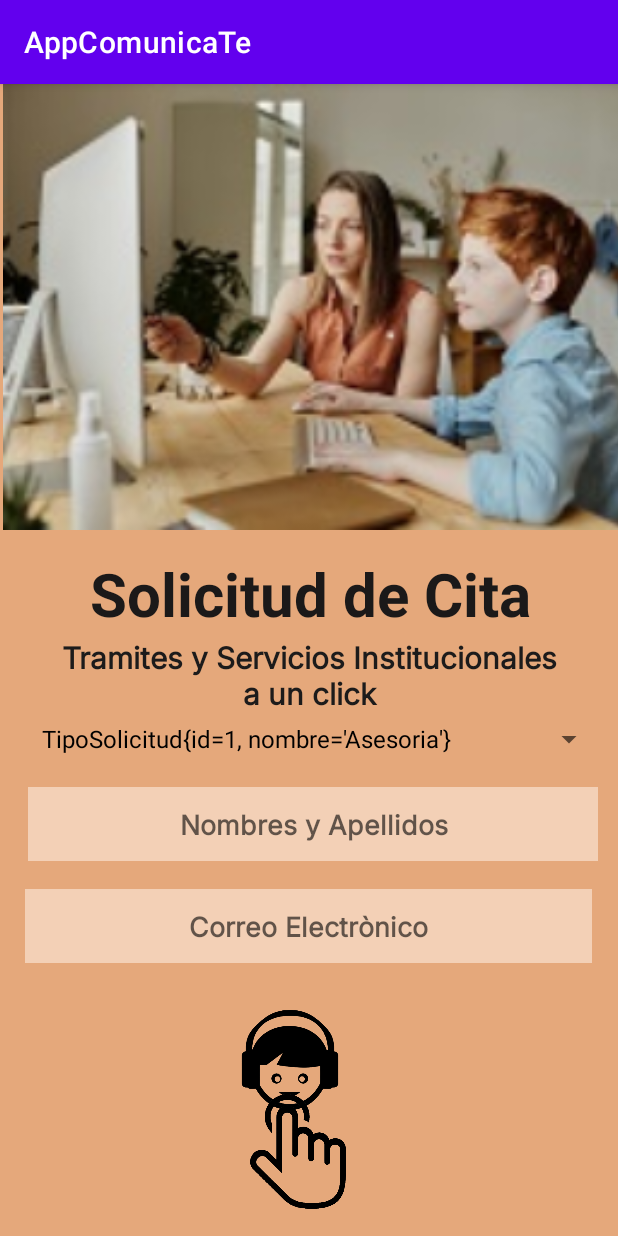
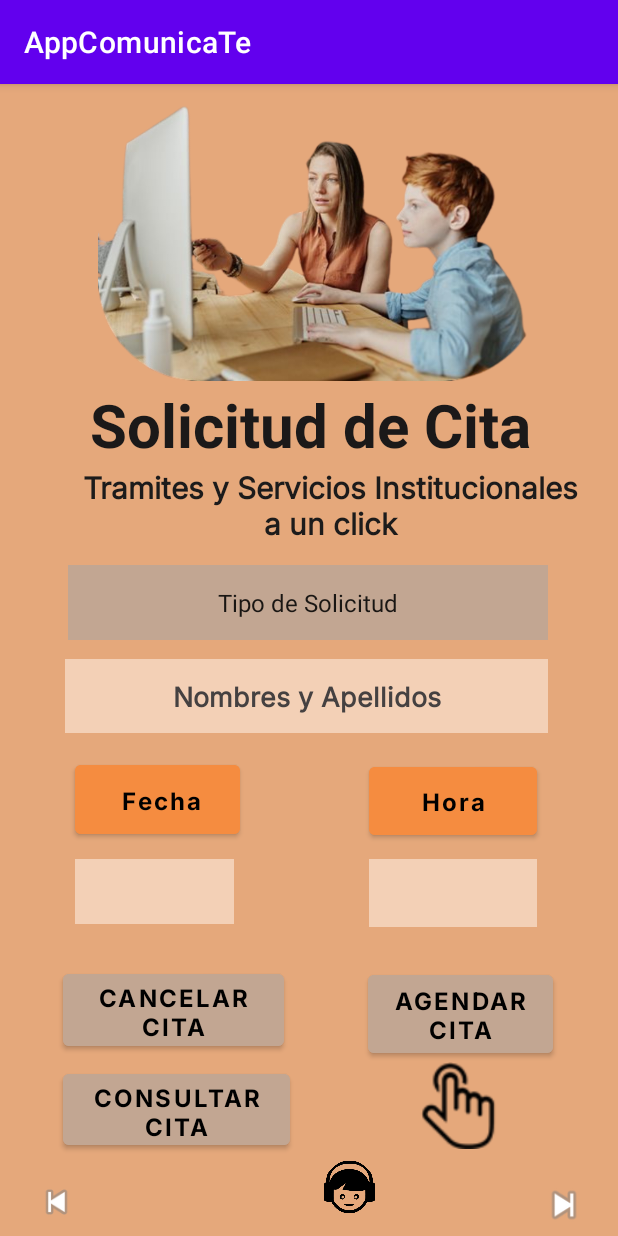
Before and after one commit to sectario/AppComunicaTe, an Android app: the SolicituddeCitas screen opened directly, with no data from a screen before it, on a phone screen of 412 x 824 dp. Run offline under Robolectric (Android 15) with nearby library versions, the phone set to English and light mode, and no system bars.

Commit message:
Vista SolicituddeCitas.java Version2

```diff
--- a/app/src/main/AndroidManifest.xml
+++ b/app/src/main/AndroidManifest.xml
@@ -3,6 +3,7 @@
     xmlns:tools="http://schemas.android.com/tools"
     package="com.sectario.appcomunicate">
 
+    <uses-permission android:name="android.permission.INTERNET"/>
     <application
         android:allowBackup="true"
         android:dataExtractionRules="@xml/data_extraction_rules"
@@ -13,6 +14,10 @@
         android:supportsRtl="true"
         android:theme="@style/Theme.AppComunicaTe"
         tools:targetApi="31">
+
+
+
+
 
         <activity
             android:name=".Register"
--- a/app/src/main/java/com/sectario/appcomunicate/Calendar.java
+++ b/app/src/main/java/com/sectario/appcomunicate/Calendar.java
@@ -7,7 +7,6 @@ import android.widget.CalendarView;
 
 public class Calendar extends AppCompatActivity {
 
-
     @Override
     protected void onCreate(Bundle savedInstanceState) {
         super.onCreate(savedInstanceState);
--- a/app/src/main/java/com/sectario/appcomunicate/SolicituddeCitas.java
+++ b/app/src/main/java/com/sectario/appcomunicate/SolicituddeCitas.java
@@ -1,37 +1,244 @@
 package com.sectario.appcomunicate;
+
+import android.app.DatePickerDialog;
+import android.app.TimePickerDialog;
+import android.content.Intent;
+import android.graphics.Color;
+import android.graphics.drawable.ColorDrawable;
+import android.os.Bundle;
+import android.view.View;
+import android.widget.ArrayAdapter;
+import android.widget.Button;
+import android.widget.DatePicker;
+import android.widget.EditText;
+import android.widget.ImageView;
+import android.widget.Spinner;
+import android.widget.SpinnerAdapter;
+import android.widget.TextView;
+import android.widget.TimePicker;
+import android.widget.Toast;
 
 import androidx.appcompat.app.AppCompatActivity;
 
-import android.os.Bundle;
-import android.widget.ArrayAdapter;
-import android.widget.Spinner;
+import com.sectario.appcomunicate.agendarcita.Cita;
+import com.sectario.appcomunicate.interfaz.Citaapi;
 
-import java.util.ArrayList;
+import java.util.Calendar;
+
+
+import retrofit2.Call;
+import retrofit2.Callback;
+import retrofit2.Response;
+import retrofit2.Retrofit;
+import retrofit2.converter.gson.GsonConverterFactory;
 
 public class SolicituddeCitas extends AppCompatActivity {
 
-    Spinner spinner;
+    Spinner combo_tiposolicitud;
+    EditText edtxPersonName;
+    TextView tvfecha;
+    TextView tvhora;
+    Button btnAgendarCita;
+    Button btnCancelarCita;
+    Button btnConsultarCita;
+    ImageView ivprevius;
+    ImageView ivnext;
 
     @Override
     protected void onCreate(Bundle savedInstanceState) {
         super.onCreate(savedInstanceState);
         setContentView(R.layout.activity_solicitudde_citas);
-        spinner = findViewById(R.id.spinner);
 
-        ArrayList<TipoSolicitud> tipoSolicitud = new ArrayList<>();
-        TipoSolicitud t1=new TipoSolicitud();
-        t1.setId(1);
-        t1.setNombre("Asesoria");
-        tipoSolicitud.add(t1);
+        combo_tiposolicitud = findViewById(R.id.idSpinnerTiposolicitud);
 
-        TipoSolicitud t2=new TipoSolicitud();
-        t2.setId(2);
-        t2.setNombre("Matricula");
-        tipoSolicitud.add(t2);
+        ArrayAdapter<CharSequence> adapter = ArrayAdapter.createFromResource(this,R.array.combo_tiposolicitud, android.R.layout.simple_spinner_item);
+        combo_tiposolicitud.setAdapter(adapter);
 
-        ArrayAdapter<TipoSolicitud> adapter = new ArrayAdapter<>(this, androidx.appcompat.R.layout.support_simple_spinner_dropdown_item,tipoSolicitud);
+        edtxPersonName = findViewById(R.id.edtxPersonName);
+        tvfecha = findViewById(R.id.tvfecha);
+        tvhora = findViewById(R.id.tvhora);
+        btnAgendarCita = findViewById(R.id.btnAgendarCita);
+        btnCancelarCita = findViewById(R.id.btnCancelarCita);
+        btnConsultarCita = findViewById(R.id.btnConsultarCita);
+        ivprevius = findViewById(R.id.ivprevius);
+        ivnext = findViewById(R.id.ivnext);
 
-        spinner.setAdapter(adapter);
+        Intent i = new Intent(this, InformationActivity.class);
+        ivprevius.setOnClickListener(view -> startActivity(i));
+
+        Intent in = new Intent(this, Calendar.class);
+        ivnext.setOnClickListener(view -> startActivity(i));
+
+
+        btnAgendarCita.setOnClickListener(new View.OnClickListener() {
+            @Override
+            public void onClick(View view) {
+                String id= edtxPersonName.getText().toString();
+                String tiposolicitud = combo_tiposolicitud.getSelectedItem().toString();
+                String nombresyapellidos = edtxPersonName.getText().toString();
+                String fechasolicitud = tvfecha.getText().toString();
+                String horasolicitud = tvhora.getText().toString();
+                Cita c= new Cita(nombresyapellidos,tiposolicitud, fechasolicitud,horasolicitud);
+                agendarcita(c);
+            }
+
+        });
+        btnConsultarCita.setOnClickListener(new View.OnClickListener() {
+            @Override
+            public void onClick(View view) {
+                buscarPorId(Integer.parseInt(edtxPersonName.getText().toString()));
+
+            }
+        });
+        btnCancelarCita.setOnClickListener(new View.OnClickListener() {
+            @Override
+            public void onClick(View view) {
+                eliminar(Integer.parseInt(edtxPersonName.getText().toString()));
+            }
+        });
+    }
+
+    public void agendarcita(Cita c){
+
+        Retrofit retrofit = new Retrofit.Builder().baseUrl("https://appcomunicate-4d969-default-rtdb.firebaseio.com/").addConverterFactory(GsonConverterFactory.create()).build();
+        Citaapi citaapi = retrofit.create(Citaapi.class);
+        Call<Cita> call = citaapi.save(c);
+
+        call.enqueue(new Callback<Cita>() {
+            @Override
+            public void onResponse(Call<Cita> call, Response<Cita> response) {
+
+                try {
+                    if (response.isSuccessful()) {
+
+                        Toast.makeText(SolicituddeCitas.this, "Cita Agendada", Toast.LENGTH_SHORT).show();
+                        limpiarCampos();
+
+                    }
+                }
+                catch (Exception e){
+
+                    Toast.makeText(SolicituddeCitas.this, "Error: "+e.getMessage(), Toast.LENGTH_SHORT).show();
+                }
+
+
+            }
+
+            @Override
+            public void onFailure(Call<Cita> call, Throwable t) {
+                Toast.makeText(SolicituddeCitas.this, "No conecta servicio", Toast.LENGTH_SHORT).show();
+            }
+        });
+    }
+
+    public void buscarPorId(Integer id) {
+
+        Retrofit retrofit = new Retrofit.Builder().baseUrl("http://150.136.144.25:8080/adoptacan/").addConverterFactory(GsonConverterFactory.create()).build();
+
+        Citaapi citaapi = retrofit.create(Citaapi.class);
+        Call<Cita> call = citaapi.find(id);
+        call.enqueue(new Callback<Cita>() {
+            @Override
+            public void onResponse(Call<Cita> call, Response<Cita> response) {
+
+                try {
+                    if (response.isSuccessful()) {
+                        Cita cita = response.body();
+                        edtxPersonName.setText(cita.getNombresyapellidos());
+                        ArrayAdapter<CharSequence> adapter = ArrayAdapter.createFromResource(SolicituddeCitas.this,R.array.combo_tiposolicitud, android.R.layout.simple_spinner_item);
+                        combo_tiposolicitud.setAdapter(adapter);
+                        tvfecha.setText(cita.getFechasolicitud());
+                        tvhora.setText(cita.getHorasolicitud());
+
+                    }
+                } catch (Exception e) {
+
+                    Toast.makeText(SolicituddeCitas.this, "No hay cita agendada", Toast.LENGTH_SHORT).show();
+                }
+            }
+
+            @Override
+            public void onFailure(Call<Cita> call, Throwable t) {
+
+            }
+        });
+    }
+
+    public void eliminar(Integer id) {
+
+        Retrofit retrofit = new Retrofit.Builder().baseUrl("http://150.136.144.25:8080/adoptacan/").addConverterFactory(GsonConverterFactory.create()).build();
+
+        Citaapi citaapi = retrofit.create(Citaapi.class);
+        Call<Void> call = citaapi.delete(id);
+        call.enqueue(new Callback<Void>() {
+            @Override
+            public void onResponse(Call<Void> call, Response<Void> response) {
+
+                try {
+                    if (response.isSuccessful()) {
+
+                        Toast.makeText(SolicituddeCitas.this, "Cita Eliminada", Toast.LENGTH_SHORT).show();
+                        limpiarCampos();
+
+                    }
+                } catch (Exception e) {
+
+                    Toast.makeText(SolicituddeCitas.this, "No se encontro cita agendada", Toast.LENGTH_SHORT).show();
+                }
+            }
+
+            @Override
+            public void onFailure(Call<Void> call, Throwable t) {
+
+            }
+        });
+    }
+
+
+    public void limpiarCampos(){
+
+        edtxPersonName.setText("");
+        combo_tiposolicitud.setAdapter(null);
+        tvfecha.setText("");
+        tvhora.setText("");
 
     }
+
+    public void seleccionarFecha(View view) {
+
+        java.util.Calendar cal = java.util.Calendar.getInstance();
+        int anio = cal.get(java.util.Calendar.YEAR);
+        int mes = cal.get(java.util.Calendar.MONTH);
+        int dia = cal.get(java.util.Calendar.DAY_OF_MONTH);
+
+        DatePickerDialog dpd = new DatePickerDialog(SolicituddeCitas.this, R.style.DialogTheme,new DatePickerDialog.OnDateSetListener() {
+            @Override
+            public void onDateSet(DatePicker datePicker, int i, int i1, int i2) {
+
+                String fecha = i2 + "/" + i1 + "/" + i;
+                tvfecha.setText(fecha);
+
+            }
+        } , 2022, mes, dia); dpd.getWindow().setBackgroundDrawable(new ColorDrawable(Color.rgb(229,168,123)));
+        dpd.show();
+
+    }
+
+    public void seleccionarHora(View view) {
+        Calendar c = Calendar.getInstance();
+        int hora = c.get(Calendar.HOUR_OF_DAY);
+        int min  = c.get(Calendar.MINUTE);
+
+        TimePickerDialog tmd = new TimePickerDialog(SolicituddeCitas.this,R.style.DialogTheme, new TimePickerDialog.OnTimeSetListener() {
+            @Override
+            public void onTimeSet(TimePicker timePicker, int i, int i1) {
+                tvhora.setText( i + ":" + i1);
+
+            }
+        },0, 0,false);tmd.getWindow().setBackgroundDrawable(new ColorDrawable(Color.rgb(229,168,123)));
+        tmd.show();
+    }
+
+
+
 }
--- a/app/src/main/java/com/sectario/appcomunicate/TipoSolicitud.java
+++ /dev/null
@@ -1,39 +0,0 @@
-package com.sectario.appcomunicate;
-
-public class TipoSolicitud {
-
-    private Integer id;
-    private String nombre;
-
-    public TipoSolicitud(Integer id, String nombre) {
-        this.id = id;
-        this.nombre = nombre;
-    }
-
-    public TipoSolicitud() {
-    }
-
-    public Integer getId() {
-        return id;
-    }
-
-    public void setId(Integer id) {
-        this.id = id;
-    }
-
-    public String getNombre() {
-        return nombre;
-    }
-
-    public void setNombre(String nombre) {
-        this.nombre = nombre;
-    }
-
-    @Override
-    public String toString() {
-        return "TipoSolicitud{" +
-                "id=" + id +
-                ", nombre='" + nombre + '\'' +
-                '}';
-    }
-}
--- /dev/null
+++ b/app/src/main/java/com/sectario/appcomunicate/interfaz/Citaapi.java
@@ -0,0 +1,23 @@
+package com.sectario.appcomunicate.interfaz;
+
+
+import com.sectario.appcomunicate.agendarcita.Cita;
+
+import retrofit2.Call;
+import retrofit2.http.Body;
+import retrofit2.http.DELETE;
+import retrofit2.http.GET;
+import retrofit2.http.POST;
+import retrofit2.http.Path;
+
+public interface Citaapi {
+    @GET("api/cita/{id}")
+    public Call<Cita> find(@Path("id") Integer id);
+
+    @POST("api/cita/")
+    public Call<Cita> save(@Body Cita c);
+
+    @DELETE("api/cita/{id}")
+    public Call<Void> delete(@Path("id") Integer id);
+
+}
--- a/app/src/main/res/layout/activity_calendar.xml
+++ b/app/src/main/res/layout/activity_calendar.xml
@@ -20,7 +20,7 @@
         app:layout_constraintVertical_bias="0.692" />
 
     <TextView
-        android:id="@+id/textView"
+        android:id="@+id/textView1"
         android:layout_width="197dp"
         android:layout_height="63dp"
         android:fontFamily="sans-serif"
--- a/app/src/main/res/layout/activity_solicitudde_citas.xml
+++ b/app/src/main/res/layout/activity_solicitudde_citas.xml
@@ -7,27 +7,107 @@
     android:background="#E5A87B"
     tools:context=".SolicituddeCitas">
 
-    <ImageView
-        android:id="@+id/imageView"
-        android:layout_width="447dp"
-        android:layout_height="297dp"
+    <!--    final WindowInsets insets = getRootWindowInsets();-->
+    <!--    final RoundedCorner topRight = insets.getRoundedCorner(POSITION_TOP_RIGHT);-->
+    <!--    if (topRight == null) {-->
+    <!--    return;-->
+    <!--    }-->
+
+
+    <Button
+        android:id="@+id/btnFecha"
+        android:layout_width="110dp"
+        android:layout_height="58dp"
+        android:backgroundTint="#F58C40"
+        android:fontFamily="@font/inter_bold"
+        android:onClick="seleccionarFecha"
+        android:text=" Fecha"
+        android:textAllCaps="false"
+        android:textColor="#000000"
+        android:textSize="16sp"
+        android:textStyle="bold"
         app:layout_constraintBottom_toBottomOf="parent"
         app:layout_constraintEnd_toEndOf="parent"
-        app:layout_constraintHorizontal_bias="0.0"
+        app:layout_constraintHorizontal_bias="0.166"
         app:layout_constraintStart_toStartOf="parent"
         app:layout_constraintTop_toTopOf="parent"
-        app:layout_constraintVertical_bias="0.0"
-        app:srcCompat="@drawable/fondovista" />
+        app:layout_constraintVertical_bias="0.631" />
 
-<!--    final WindowInsets insets = getRootWindowInsets();-->
-<!--    final RoundedCorner topRight = insets.getRoundedCorner(POSITION_TOP_RIGHT);-->
-<!--    if (topRight == null) {-->
-<!--    return;-->
-<!--    }-->
+    <Button
+        android:id="@+id/btnCancelarCita"
+        android:layout_width="147dp"
+        android:layout_height="60dp"
+        android:backgroundTint="#C2A692"
+        android:fontFamily="@font/inter_bold"
+        android:onClick="seleccionarFecha"
+        android:text="CANCELAR CITA"
+        android:textColor="#000000"
+        android:textSize="16sp"
+        android:textStyle="bold"
+        app:layout_constraintBottom_toBottomOf="parent"
+        app:layout_constraintEnd_toEndOf="parent"
+        app:layout_constraintHorizontal_bias="0.159"
+        app:layout_constraintStart_toStartOf="parent"
+        app:layout_constraintTop_toTopOf="parent"
+        app:layout_constraintVertical_bias="0.83" />
 
+    <Button
+        android:id="@+id/btnAgendarCita"
+        android:layout_width="123dp"
+        android:layout_height="64dp"
+        android:backgroundTint="#C2A692"
+        android:fontFamily="@font/inter_bold"
+        android:onClick="seleccionarFecha"
+        android:text="AGENDAR CITA"
+        android:textColor="#000000"
+        android:textSize="16sp"
+        android:textStyle="bold"
+        app:layout_constraintBottom_toBottomOf="parent"
+        app:layout_constraintEnd_toEndOf="parent"
+        app:layout_constraintHorizontal_bias="0.85"
+        app:layout_constraintStart_toStartOf="parent"
+        app:layout_constraintTop_toTopOf="parent"
+        app:layout_constraintVertical_bias="0.835" />
+
+    <Button
+        android:id="@+id/btnConsultarCita"
+        android:layout_width="151dp"
+        android:layout_height="59dp"
+        android:backgroundTint="#C2A692"
+        android:fontFamily="@font/inter_bold"
+        android:onClick="seleccionarFecha"
+        android:text="CONSULTAR CITA"
+        android:textColor="#000000"
+        android:textSize="16sp"
+        android:textStyle="bold"
+        app:layout_constraintBottom_toBottomOf="parent"
+        app:layout_constraintEnd_toEndOf="parent"
+        app:layout_constraintHorizontal_bias="0.162"
+        app:layout_constraintStart_toStartOf="parent"
+        app:layout_constraintTop_toTopOf="parent"
+        app:layout_constraintVertical_bias="0.923" />
+
+    <Button
+        android:id="@+id/btnHora"
+        android:layout_width="112dp"
+        android:layout_height="57dp"
+        android:backgroundTint="#F58C40"
+        android:fontFamily="@font/inter_bold"
+        android:onClick="seleccionarHora"
+        android:text="Hora"
+        android:textAllCaps="false"
+        android:textColor="#000000"
+        android:textSize="16sp"
+        android:textStyle="bold"
+        app:layout_constraintBottom_toBottomOf="parent"
+        app:layout_constraintEnd_toEndOf="parent"
+        app:layout_constraintHorizontal_bias="0.819"
+        app:layout_constraintStart_toStartOf="parent"
+        app:layout_constraintTop_toTopOf="parent"
+        app:layout_constraintVertical_bias="0.632" />
 
     <TextView
-        android:id="@+id/textView"
+        android:id="@+id/textView1"
         android:layout_width="336dp"
         android:layout_height="51dp"
         android:backgroundTint="#151515"
@@ -40,7 +120,7 @@
         app:layout_constraintHorizontal_bias="0.786"
         app:layout_constraintStart_toStartOf="parent"
         app:layout_constraintTop_toTopOf="parent"
-        app:layout_constraintVertical_bias="0.436" />
+        app:layout_constraintVertical_bias="0.279" />
 
     <TextView
         android:id="@+id/textView2"
@@ -54,24 +134,30 @@
         android:textStyle="bold"
         app:layout_constraintBottom_toBottomOf="parent"
         app:layout_constraintEnd_toEndOf="parent"
+        app:layout_constraintHorizontal_bias="0.7"
         app:layout_constraintStart_toStartOf="parent"
-        app:layout_constraintTop_toTopOf="@+id/imageView"
-        app:layout_constraintVertical_bias="0.513" />
+        app:layout_constraintTop_toTopOf="parent"
+        app:layout_constraintVertical_bias="0.354" />
 
     <Spinner
-        android:id="@+id/spinner"
-        android:layout_width="383dp"
-        android:layout_height="32dp"
+        android:id="@+id/idSpinnerTiposolicitud"
+        android:layout_width="320dp"
+        android:layout_height="50dp"
+        android:background="#C2A692"
+        android:entries="@array/combo_tiposolicitud"
+        android:forceDarkAllowed="false"
+        android:textAlignment="center"
+        android:textColor="#1C1B1B"
         app:layout_constraintBottom_toBottomOf="parent"
         app:layout_constraintEnd_toEndOf="parent"
-        app:layout_constraintHorizontal_bias="0.695"
+        app:layout_constraintHorizontal_bias="0.494"
         app:layout_constraintStart_toStartOf="parent"
         app:layout_constraintTop_toTopOf="parent"
-        app:layout_constraintVertical_bias="0.572" />
+        app:layout_constraintVertical_bias="0.447" />
 
     <EditText
-        android:id="@+id/editTextTextPersonName"
-        android:layout_width="380dp"
+        android:id="@+id/edtxPersonName"
+        android:layout_width="322dp"
         android:layout_height="49dp"
         android:background="#F3D0B6"
         android:ems="10"
@@ -80,54 +166,104 @@
         android:inputType="textPersonName"
         android:textAlignment="center"
         android:textColor="#131313"
+        android:textColorHint="#454141"
         android:textStyle="bold"
         app:layout_constraintBottom_toBottomOf="parent"
         app:layout_constraintEnd_toEndOf="parent"
-        app:layout_constraintHorizontal_bias="0.586"
-        app:layout_constraintStart_toStartOf="parent"
-        app:layout_constraintTop_toTopOf="@+id/imageView"
-        app:layout_constraintVertical_bias="0.652" />
-
-    <EditText
-        android:id="@+id/editTextTextEmailAddress"
-        android:layout_width="378dp"
-        android:layout_height="49dp"
-        android:background="#F3D0B6"
-        android:ems="10"
-        android:fontFamily="@font/inter"
-        android:hint="Correo Electrònico"
-        android:inputType="textEmailAddress"
-        android:textAlignment="center"
-        android:textColor="#101010"
-        android:textStyle="bold"
-        app:layout_constraintBottom_toBottomOf="parent"
-        app:layout_constraintEnd_toEndOf="parent"
-        app:layout_constraintHorizontal_bias="0.496"
+        app:layout_constraintHorizontal_bias="0.483"
         app:layout_constraintStart_toStartOf="parent"
         app:layout_constraintTop_toTopOf="parent"
-        app:layout_constraintVertical_bias="0.747" />
+        app:layout_constraintVertical_bias="0.533" />
 
     <ImageView
         android:id="@+id/imageView2"
-        android:layout_width="120dp"
-        android:layout_height="101dp"
+        android:layout_width="63dp"
+        android:layout_height="48dp"
         app:layout_constraintBottom_toBottomOf="parent"
         app:layout_constraintEnd_toEndOf="parent"
-        app:layout_constraintHorizontal_bias="0.457"
+        app:layout_constraintHorizontal_bias="0.577"
         app:layout_constraintStart_toStartOf="parent"
-        app:layout_constraintTop_toTopOf="@+id/imageView"
-        app:layout_constraintVertical_bias="0.9"
+        app:layout_constraintTop_toTopOf="parent"
+        app:layout_constraintVertical_bias="0.988"
         app:srcCompat="@drawable/iconosinfondo" />
 
     <ImageView
         android:id="@+id/imageView3"
-        android:layout_width="109dp"
-        android:layout_height="78dp"
+        android:layout_width="427dp"
+        android:layout_height="198dp"
         app:layout_constraintBottom_toBottomOf="parent"
         app:layout_constraintEnd_toEndOf="parent"
-        app:layout_constraintHorizontal_bias="0.476"
+        app:layout_constraintHorizontal_bias="0.0"
         app:layout_constraintStart_toStartOf="parent"
         app:layout_constraintTop_toTopOf="parent"
-        app:layout_constraintVertical_bias="0.975"
-        app:srcCompat="@drawable/sinfondomano" />
+        app:layout_constraintVertical_bias="0.0"
+        app:srcCompat="@drawable/fondovistav1" />
+
+    <TextView
+        android:id="@+id/tvfecha"
+        android:layout_width="106dp"
+        android:layout_height="43dp"
+        android:background="#F3D0B6"
+        android:fontFamily="@font/inter_bold"
+        android:textAlignment="center"
+        android:textColor="#191717"
+        android:textDirection="firstStrong"
+        android:textStyle="bold"
+        app:layout_constraintBottom_toBottomOf="parent"
+        app:layout_constraintEnd_toEndOf="parent"
+        app:layout_constraintHorizontal_bias="0.163"
+        app:layout_constraintStart_toStartOf="parent"
+        app:layout_constraintTop_toTopOf="parent"
+        app:layout_constraintVertical_bias="0.713" />
+
+    <TextView
+        android:id="@+id/tvhora"
+        android:layout_width="112dp"
+        android:layout_height="45dp"
+        android:background="#F3D0B6"
+        android:textAlignment="center"
+        android:textColor="#151414"
+        android:textDirection="inherit"
+        app:layout_constraintBottom_toBottomOf="parent"
+        app:layout_constraintEnd_toEndOf="parent"
+        app:layout_constraintHorizontal_bias="0.819"
+        app:layout_constraintStart_toStartOf="parent"
+        app:layout_constraintTop_toTopOf="parent"
+        app:layout_constraintVertical_bias="0.715" />
+
+    <ImageView
+        android:id="@+id/imageView4"
+        android:layout_width="58dp"
+        android:layout_height="58dp"
+        android:foregroundTint="#101010"
+        app:layout_constraintBottom_toBottomOf="parent"
+        app:layout_constraintEnd_toEndOf="parent"
+        app:layout_constraintHorizontal_bias="0.779"
+        app:layout_constraintStart_toStartOf="parent"
+        app:layout_constraintTop_toBottomOf="@+id/btnAgendarCita"
+        app:layout_constraintVertical_bias="0.0"
+        app:srcCompat="@drawable/clickcitas" />
+
+    <ImageView
+        android:id="@+id/ivprevius"
+        android:layout_width="75dp"
+        android:layout_height="29dp"
+        android:layout_marginBottom="8dp"
+        app:layout_constraintBottom_toBottomOf="parent"
+        app:layout_constraintEnd_toEndOf="parent"
+        app:layout_constraintHorizontal_bias="0.0"
+        app:layout_constraintStart_toStartOf="parent"
+        app:srcCompat="@android:drawable/ic_media_previous" />
+
+    <ImageView
+        android:id="@+id/ivnext"
+        android:layout_width="61dp"
+        android:layout_height="33dp"
+        android:layout_marginBottom="4dp"
+        app:layout_constraintBottom_toBottomOf="parent"
+        app:layout_constraintEnd_toEndOf="parent"
+        app:layout_constraintHorizontal_bias="0.984"
+        app:layout_constraintStart_toStartOf="parent"
+        app:srcCompat="@android:drawable/ic_media_next" />
+
 </androidx.constraintlayout.widget.ConstraintLayout>
--- a/app/src/main/res/values/colors.xml
+++ b/app/src/main/res/values/colors.xml
@@ -7,5 +7,9 @@
     <color name="teal_700">#FF018786</color>
     <color name="black">#FF000000</color>
     <color name="white">#FFFFFFFF</color>
+    <color name="orange">#F3D0B6</color>
+    <color name="colorAccent">#E5A87B</color>
+    <color name="colorNude">#C2A692</color>
     <color name="Butons_colors">#02F6D9</color>
+
 </resources>
--- /dev/null
+++ b/app/src/main/res/values/opcionestipodesolicitud.xml
@@ -0,0 +1,12 @@
+<?xml version="1.0" encoding="utf-8"?>
+<resources>
+
+    <string-array name="combo_tiposolicitud">
+        <item>Tipo de Solicitud</item>
+        <item>Certificaciones</item>
+        <item>Asesorias</item>
+        <item>Matricula</item>
+
+    </string-array>
+
+</resources>
--- /dev/null
+++ b/app/src/main/res/values/styles.xml
@@ -0,0 +1,13 @@
+<?xml version="1.0" encoding="utf-8"?>
+<resources>
+
+    <style name="AppTheme" parent="Theme.AppCompat.Light.DarkActionBar">
+        <item name="colorAccent">@color/colorAccent</item>
+    </style>
+
+    <style name="DialogTheme" parent="Theme.AppCompat.Light.Dialog">
+        <item name="colorAccent">@color/colorNude</item>
+
+</style>
+
+</resources>
```
Also changed, not shown: app/build.gradle (+11 -0 lines), app/src/main/java/com/sectario/appcomunicate/agendarcita/Cita.java (added, +50 -0 lines), app/src/main/res/layout/activity_login.xml (+4 -4 lines), app/src/main/res/layout/activity_register.xml (+6 -6 lines), build.gradle (+21 -0 lines), app/src/main/res/drawable-v24/clickcitas.png (added), app/src/main/res/drawable-v24/fondovista.jpg (deleted), app/src/main/res/drawable-v24/fondovistav1.png (added), app/src/main/res/drawable-v24/sinfondomano.png (deleted), 1 other file.
